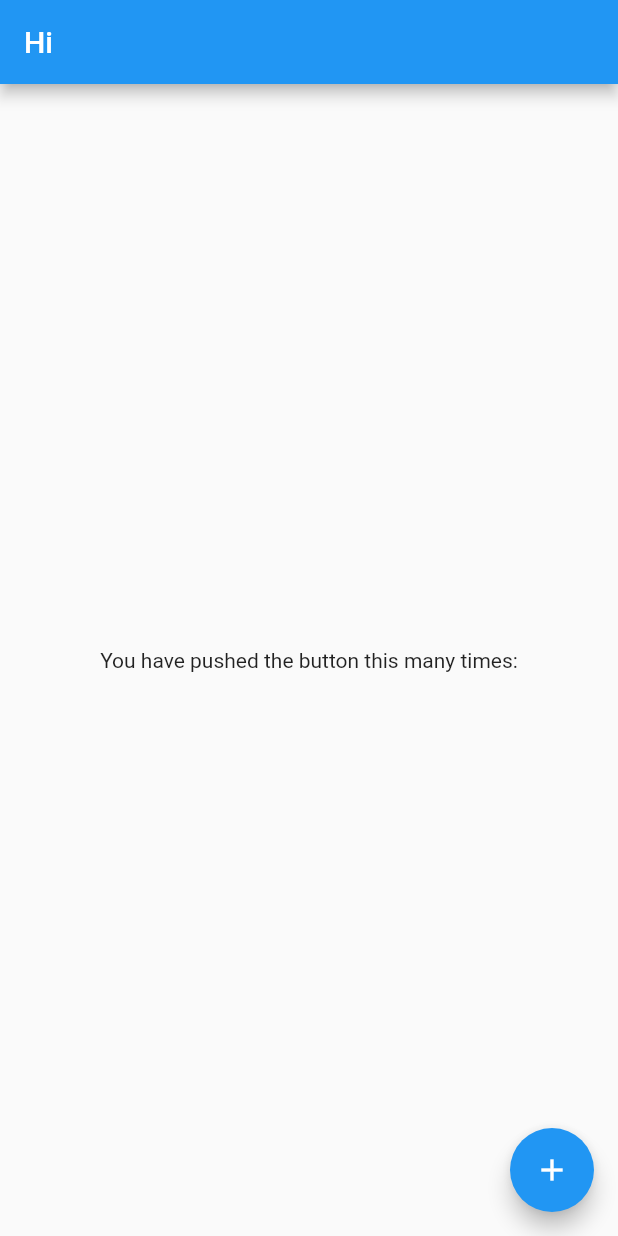
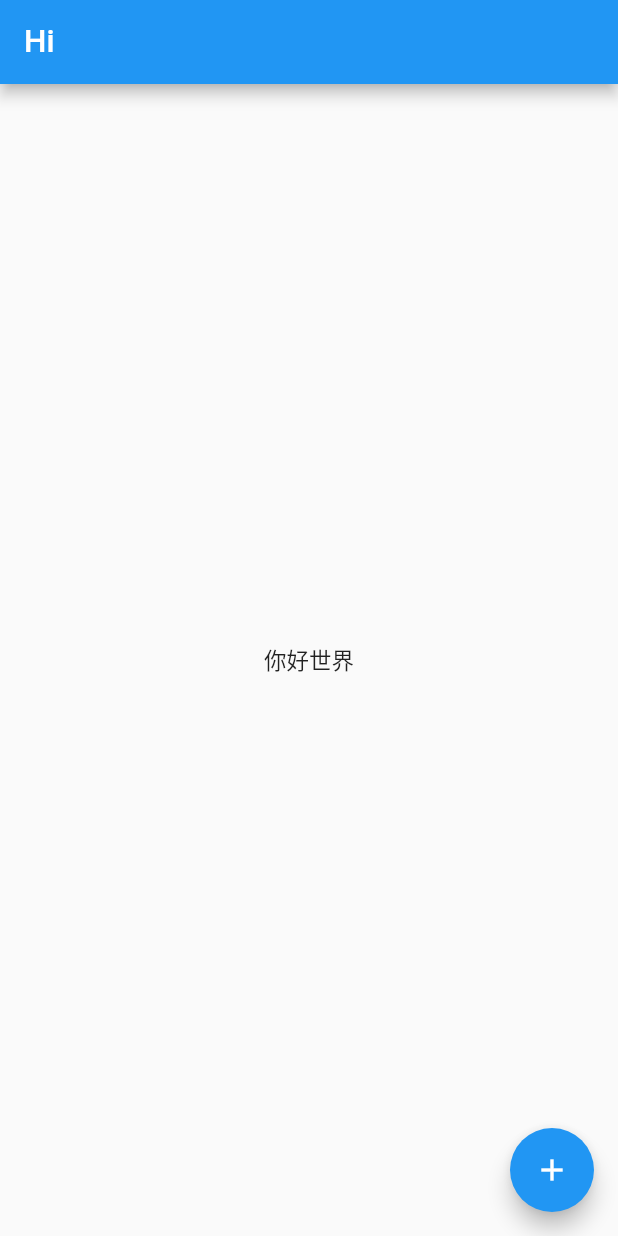
Before and after one commit to jsdayuan/night_read, a Flutter app: the screen it shows after launch, after a tap on the "add" icon, on a phone screen of 412 x 824 dp. Run offline on Flutter 3.47's test engine with Material 2 defaults, Android fonts, the phone set to English and light mode, and no system bars; our stand-ins replace dio; missing offline and left inert: shared_preferences_web; generated files the repository leaves out were written again.

Commit message:
国际化 全局数据

```diff
--- /dev/null
+++ b/l10n.yaml
@@ -0,0 +1,3 @@
+arb-dir: lib/l10n
+template-arb-file: app_en.arb
+output-localization-file: app_localizations.dart
--- /dev/null
+++ b/lib/l10n/app_en.arb
@@ -0,0 +1,6 @@
+{
+    "helloWorld": "Hello World!",
+    "@helloWorld": {
+      "description": "The conventional newborn programmer greeting"
+    }
+}
--- /dev/null
+++ b/lib/l10n/app_zh.arb
@@ -0,0 +1,3 @@
+{
+  "helloWorld": "你好世界"
+}
--- a/lib/main.dart
+++ b/lib/main.dart
@@ -4,6 +4,9 @@ import 'package:dio/dio.dart';
 import 'package:flutter/material.dart';
 import 'package:night_read/jsons/photo_data.dart';
 import 'package:night_read/jsons/post_data.dart';
+import 'package:night_read/states/language.dart';
+import 'package:provider/provider.dart';
+import 'package:flutter_gen/gen_l10n/app_localizations.dart';
 
 void main() {
   runApp(const MyApp());
@@ -14,12 +17,20 @@ class MyApp extends StatelessWidget {
 
   @override
   Widget build(BuildContext context) {
+    return MultiProvider(
+      providers: [ChangeNotifierProvider<Language>(create: (_) => Language())],
+      child: Builder(builder: (context) {
         return MaterialApp(
           title: 'Flutter Demo',
+          localizationsDelegates: AppLocalizations.localizationsDelegates,
+          supportedLocales: AppLocalizations.supportedLocales,
+          locale: context.read<Language>().locale,
           theme: ThemeData(
             primarySwatch: Colors.blue,
           ),
           home: const MyHomePage(),
+        );
+      }),
     );
   }
 }
@@ -43,8 +54,8 @@ class _MyHomePageState extends State<MyHomePage> {
         child: Column(
           mainAxisAlignment: MainAxisAlignment.center,
           children: <Widget>[
-            const Text(
-              'You have pushed the button this many times:',
+            Text(
+              AppLocalizations.of(context)!.helloWorld,
             ),
           ],
         ),
@@ -56,10 +67,12 @@ class _MyHomePageState extends State<MyHomePage> {
           // var p = PostData.fromJson(response.data);
           // print(p.title);
 
-          final response =
-              await Dio().get('https://jsonplaceholder.typicode.com/photos');
-          List<PhotoData> p = getPhotoDataList(response.data);
-          print(p[0].url);
+          // final response =
+          //     await Dio().get('https://jsonplaceholder.typicode.com/photos');
+          // List<PhotoData> p = getPhotoDataList(response.data);
+          // print(p[0].url);
+
+          // context.read<Language>().setLocal(Locale('en'));
         },
         tooltip: 'Increment',
         child: const Icon(Icons.add),
--- /dev/null
+++ b/lib/states/language.dart
@@ -0,0 +1,13 @@
+import 'package:flutter/material.dart';
+
+class Language extends ChangeNotifier {
+  Locale locale = const Locale('zh');
+
+  setLocal(Locale newLocale) {
+
+    locale = newLocale;
+    print(locale);
+    print(newLocale);
+    super.notifyListeners();
+  }
+}
```
Also changed, not shown: lib/generated_plugin_registrant.dart (added, +16 -0 lines), pubspec.yaml (+7 -0 lines), 3 other files. Lines whose indentation alone changed are shown as unchanged.
